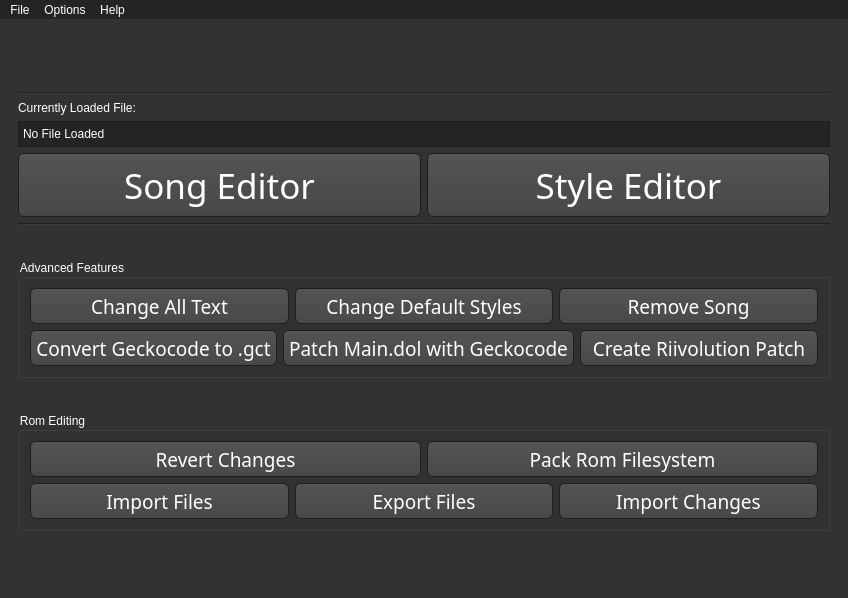
The window that WiiMusicPlus.ui (BenjaminHalko/WiiMusicEditorPlus) describes before a commit, drawn with Qt 5.
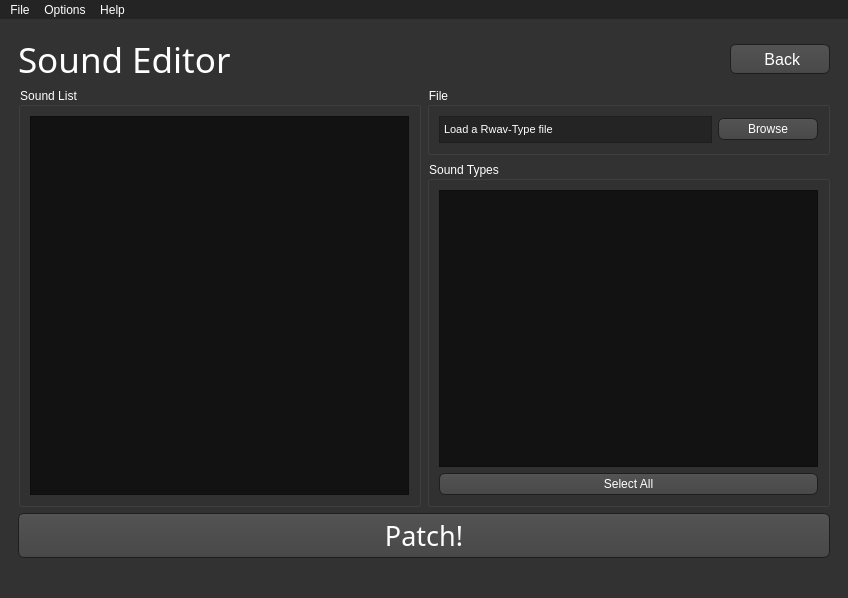
The same window after the commit. The open tabs and pages were chosen to show the change. Icons and pictures are not drawn.

Diff of the .ui file:
```diff
--- a/WiiMusicPlus.ui
+++ b/WiiMusicPlus.ui
@@ -1093,12 +1093,6 @@
             <layout class="QHBoxLayout" name="MP_Advanced1">
              <item>
               <widget class="QPushButton" name="MP_EditText_Button">
-               <property name="minimumSize">
-                <size>
-                 <width>0</width>
-                 <height>36</height>
-                </size>
-               </property>
                <property name="font">
                 <font>
                  <family>Continuum Medium</family>
@@ -1112,12 +1106,6 @@
              </item>
              <item>
               <widget class="QPushButton" name="MP_DefaultStyle_Button">
-               <property name="minimumSize">
-                <size>
-                 <width>0</width>
-                 <height>36</height>
-                </size>
-               </property>
                <property name="font">
                 <font>
                  <family>Continuum Medium</family>
@@ -1131,12 +1119,6 @@
              </item>
              <item>
               <widget class="QPushButton" name="MP_RemoveSong_Button">
-               <property name="minimumSize">
-                <size>
-                 <width>0</width>
-                 <height>36</height>
-                </size>
-               </property>
                <property name="font">
                 <font>
                  <family>Continuum Medium</family>
@@ -1154,12 +1136,6 @@
             <layout class="QHBoxLayout" name="MP_Advanced2">
              <item>
               <widget class="QPushButton" name="MP_GeckocodeConvert_Button">
-               <property name="minimumSize">
-                <size>
-                 <width>0</width>
-                 <height>36</height>
-                </size>
-               </property>
                <property name="font">
                 <font>
                  <family>Continuum Medium</family>
@@ -1173,12 +1149,6 @@
              </item>
              <item>
               <widget class="QPushButton" name="MP_MainDolPatch_Button">
-               <property name="minimumSize">
-                <size>
-                 <width>0</width>
-                 <height>36</height>
-                </size>
-               </property>
                <property name="font">
                 <font>
                  <family>Continuum Medium</family>
@@ -1192,12 +1162,6 @@
              </item>
              <item>
               <widget class="QPushButton" name="MP_Riivolution_Button">
-               <property name="minimumSize">
-                <size>
-                 <width>0</width>
-                 <height>36</height>
-                </size>
-               </property>
                <property name="font">
                 <font>
                  <family>Continuum Medium</family>
@@ -2722,6 +2686,170 @@
         </item>
        </layout>
       </widget>
+      <widget class="QWidget" name="SoundEditor">
+       <layout class="QVBoxLayout" name="verticalLayout_44">
+        <item>
+         <layout class="QHBoxLayout" name="SOE_Title">
+          <item>
+           <widget class="QLabel" name="SOE_Title_Label">
+            <property name="maximumSize">
+             <size>
+              <width>16777215</width>
+              <height>44</height>
+             </size>
+            </property>
+            <property name="font">
+             <font>
+              <family>Continuum Medium</family>
+              <pointsize>26</pointsize>
+             </font>
+            </property>
+            <property name="text">
+             <string>Sound Editor</string>
+            </property>
+           </widget>
+          </item>
+          <item>
+           <widget class="QPushButton" name="SOE_Back_Button">
+            <property name="maximumSize">
+             <size>
+              <width>100</width>
+              <height>30</height>
+             </size>
+            </property>
+            <property name="font">
+             <font>
+              <pointsize>12</pointsize>
+             </font>
+            </property>
+            <property name="text">
+             <string> Back</string>
+            </property>
+           </widget>
+          </item>
+         </layout>
+        </item>
+        <item>
+         <layout class="QHBoxLayout" name="SOE_Lists">
+          <item>
+           <widget class="QGroupBox" name="SOE_SoundBox">
+            <property name="title">
+             <string>Sound List</string>
+            </property>
+            <layout class="QVBoxLayout" name="verticalLayout_42">
+             <item>
+              <widget class="QListWidget" name="SOE_Sounds"/>
+             </item>
+            </layout>
+           </widget>
+          </item>
+          <item>
+           <layout class="QVBoxLayout" name="SOE_RightLayout">
+            <item>
+             <widget class="QGroupBox" name="SOE_File">
+              <property name="title">
+               <string>File</string>
+              </property>
+              <layout class="QHBoxLayout" name="horizontalLayout">
+               <item>
+                <widget class="QLabel" name="SOE_File_Label">
+                 <property name="sizePolicy">
+                  <sizepolicy hsizetype="MinimumExpanding" vsizetype="Minimum">
+                   <horstretch>0</horstretch>
+                   <verstretch>0</verstretch>
+                  </sizepolicy>
+                 </property>
+                 <property name="font">
+                  <font>
+                   <pointsize>8</pointsize>
+                  </font>
+                 </property>
+                 <property name="acceptDrops">
+                  <bool>true</bool>
+                 </property>
+                 <property name="styleSheet">
+                  <string notr="true">QLabel
+{
+padding: 1px;
+border: 1px solid;
+border-color: #1e1e1e;
+background-color: #242424;
+padding-top: 6px;
+padding-bottom: 6px;
+}</string>
+                 </property>
+                 <property name="text">
+                  <string>Load a Rwav-Type file</string>
+                 </property>
+                </widget>
+               </item>
+               <item>
+                <widget class="QPushButton" name="SOE_File_Browse">
+                 <property name="minimumSize">
+                  <size>
+                   <width>100</width>
+                   <height>0</height>
+                  </size>
+                 </property>
+                 <property name="text">
+                  <string>Browse</string>
+                 </property>
+                </widget>
+               </item>
+              </layout>
+             </widget>
+            </item>
+            <item>
+             <widget class="QGroupBox" name="SOE_SoundTypeBox">
+              <property name="title">
+               <string>Sound Types</string>
+              </property>
+              <layout class="QVBoxLayout" name="verticalLayout_43">
+               <item>
+                <widget class="QListWidget" name="SOE_SoundType">
+                 <property name="selectionMode">
+                  <enum>QAbstractItemView::ExtendedSelection</enum>
+                 </property>
+                 <property name="movement">
+                  <enum>QListView::Static</enum>
+                 </property>
+                </widget>
+               </item>
+               <item>
+                <widget class="QPushButton" name="SOE_SelectAll">
+                 <property name="text">
+                  <string>Select All</string>
+                 </property>
+                </widget>
+               </item>
+              </layout>
+             </widget>
+            </item>
+           </layout>
+          </item>
+         </layout>
+        </item>
+        <item>
+         <widget class="QPushButton" name="SOE_Patch">
+          <property name="minimumSize">
+           <size>
+            <width>0</width>
+            <height>45</height>
+           </size>
+          </property>
+          <property name="font">
+           <font>
+            <family>Continuum Medium</family>
+            <pointsize>20</pointsize>
+           </font>
+          </property>
+          <property name="text">
+           <string>Patch!</string>
+          </property>
+         </widget>
+        </item>
+       </layout>
+      </widget>
      </widget>
     </item>
    </layout>
```
Left out of the diff: 13 changed lines with no effect on the pictures.
